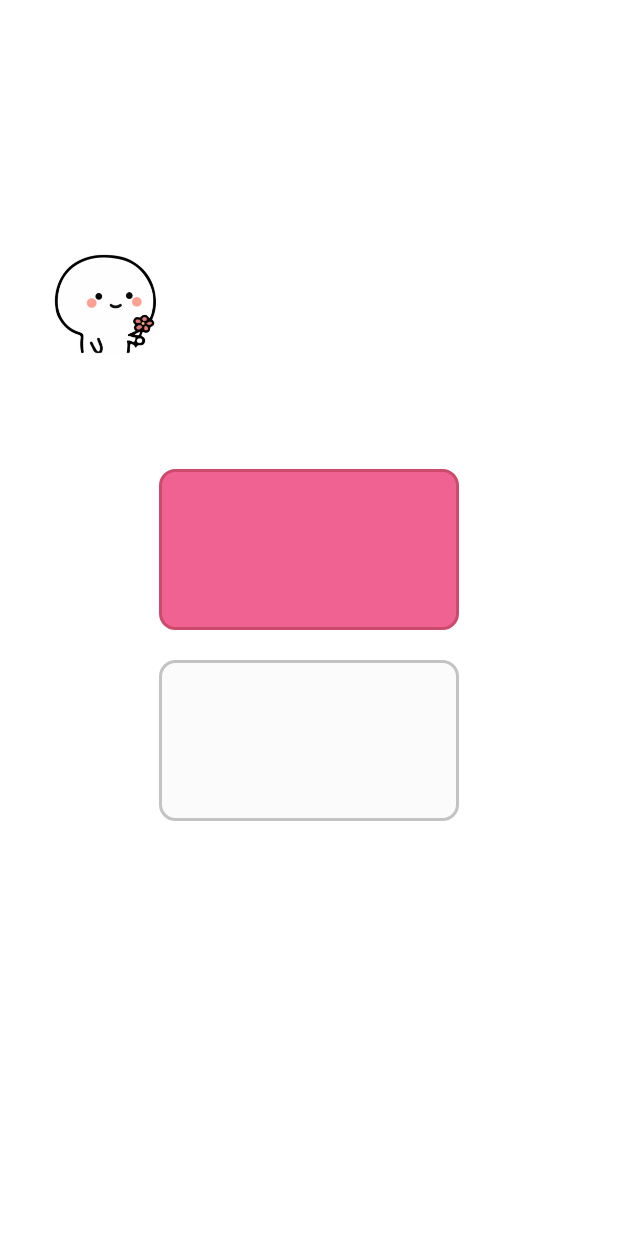
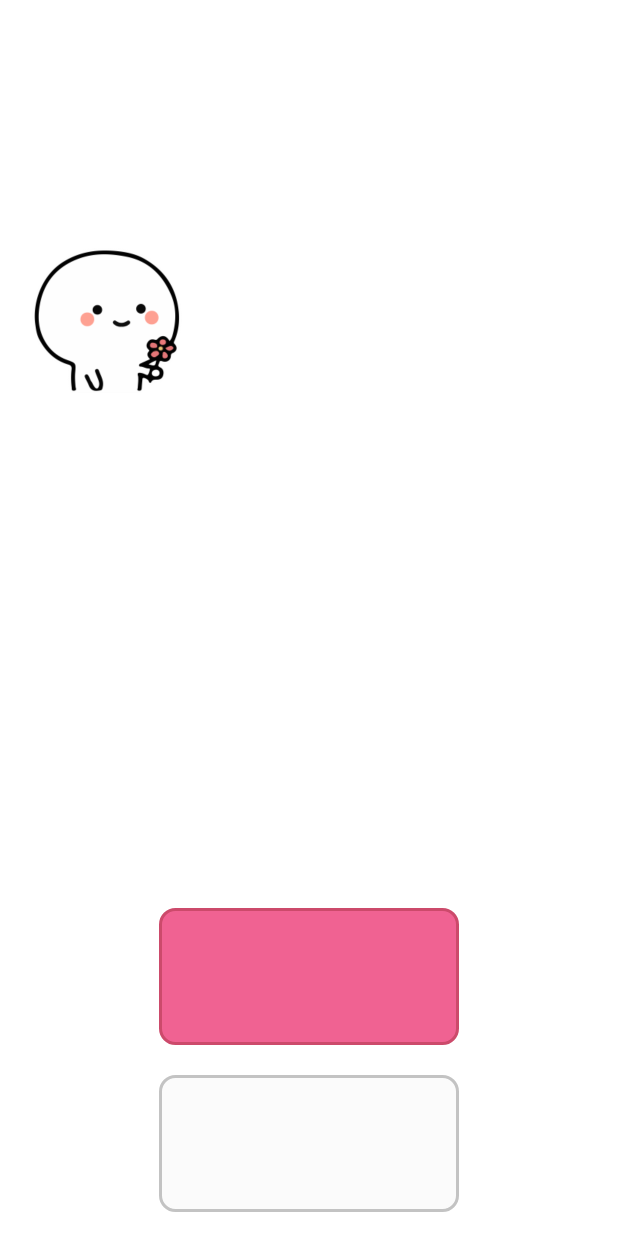
Before and after one commit to fucaijin/say_you_love_me, an Android app: the MainActivity screen opened directly, with no data from a screen before it, on a phone screen of 412 x 824 dp. Run offline under Robolectric (Android 15) with nearby library versions, the phone set to English and light mode, and no system bars; libraries missing offline, so code that uses them is left out: com.tencent.stat; 3 statements that could not run were skipped.

Commit message:
modified some not important files

```diff
--- a/src/main/AndroidManifest.xml
+++ b/src/main/AndroidManifest.xml
@@ -8,6 +8,7 @@
     <uses-permission android:name="android.permission.ACCESS_NETWORK_STATE"/>
 
     <application
+        android:name=".activity.MyApplication"
         android:allowBackup="true"
         android:icon="@drawable/icon_red_heart"
         android:label="@string/app_name"
--- a/src/main/res/layout/activity_main.xml
+++ b/src/main/res/layout/activity_main.xml
@@ -8,19 +8,11 @@
     android:background="#FFFFFF"
     tools:context="com.fucaijin.sayyouloveme.activity.MainActivity">
 
-    <LinearLayout
+    <RelativeLayout
         android:layout_width="match_parent"
         android:layout_height="match_parent"
         android:orientation="vertical"
-        android:padding="30dp">
-        <TextView
-            android:id="@+id/main_small_text_tv"
-            android:layout_marginTop="30dp"
-            android:layout_width="wrap_content"
-            android:layout_height="wrap_content"
-            android:textColor="#353535"
-            android:text="hey，小姐姐"
-            android:textSize="25sp"/>
+        android:padding="16dp">
 
         <LinearLayout
             android:layout_width="match_parent"
@@ -29,6 +21,16 @@
             android:gravity="bottom">
 
             <TextView
+                android:id="@+id/main_small_text_tv"
+                android:layout_marginTop="30dp"
+                android:layout_width="wrap_content"
+                android:layout_height="wrap_content"
+                android:textColor="#353535"
+                android:text="hey，小姐姐"
+                android:textSize="25sp"/>
+
+            <TextView
+                android:layout_marginTop="10dp"
                 android:id="@+id/main_big_text_tv"
                 android:textColor="#353535"
                 android:layout_width="wrap_content"
@@ -37,9 +39,10 @@
                 android:text="喜欢我吗" />
 
             <ImageView
+                android:layout_marginTop="10dp"
                 android:id="@+id/main_emoji_iv"
-                android:layout_width="70dp"
-                android:layout_height="70dp"
+                android:layout_width="100dp"
+                android:layout_height="100dp"
                 android:src="@drawable/emoji_give_you_flower"
                 android:layout_margin="5dp" />
 
@@ -47,18 +50,20 @@
 
 
         <LinearLayout
+            android:layout_alignParentBottom="true"
             android:layout_gravity="center"
-            android:layout_marginTop="50dp"
             android:layout_width="wrap_content"
             android:layout_height="wrap_content"
-            android:orientation="vertical">
+            android:orientation="vertical"
+            android:layout_centerHorizontal="true">
 
             <Button
                 android:id="@+id/main_like_btn"
                 android:text="喜欢"
                 android:background="@drawable/setting_start_button"
                 android:textColor="#FFFFFF"
-                style="@style/button" />
+                style="@style/button"
+                android:layout_marginTop="0dp"/>
 
             <Button
                 android:id="@+id/main_not_like_btn"
@@ -67,7 +72,8 @@
                 android:background="@drawable/false_button_bg"
                 style="@style/button"/>
         </LinearLayout>
-    </LinearLayout>
+
+    </RelativeLayout>
 
 
 </FrameLayout>
--- a/src/main/res/layout/setting_share_dialog_view.xml
+++ b/src/main/res/layout/setting_share_dialog_view.xml
@@ -19,7 +19,7 @@
         android:layout_width="200dp"
         android:layout_height="200dp"
         android:layout_margin="30dp"
-        android:background="@mipmap/qr_code"
+        android:background="@mipmap/download_link"
         android:layout_gravity="center_horizontal"/>
 
 </LinearLayout>
--- a/src/main/res/values/styles.xml
+++ b/src/main/res/values/styles.xml
@@ -12,9 +12,9 @@
         <item name="android:layout_marginTop">20dp</item>
         <item name="android:layout_width">200dp</item>
         <item name="android:layout_height">wrap_content</item>
-        <item name="android:textSize">50sp</item>
+        <item name="android:textSize">45sp</item>
         <item name="android:layout_gravity">center_horizontal</item>
-        <item name="android:padding">20dp</item>
+        <item name="android:padding">15dp</item>
     </style>
 
     <!--修改EditText的下划线和光标样式-->
```
Also changed, not shown: build.gradle (+20 -1 lines), src/main/java/com/fucaijin/sayyouloveme/activity/MainActivity.java (+20 -2 lines), src/main/java/com/fucaijin/sayyouloveme/activity/SettingActivity.java (+103 -13 lines), src/main/res/mipmap-xxhdpi/qr_code.png (deleted), 2 other files.
